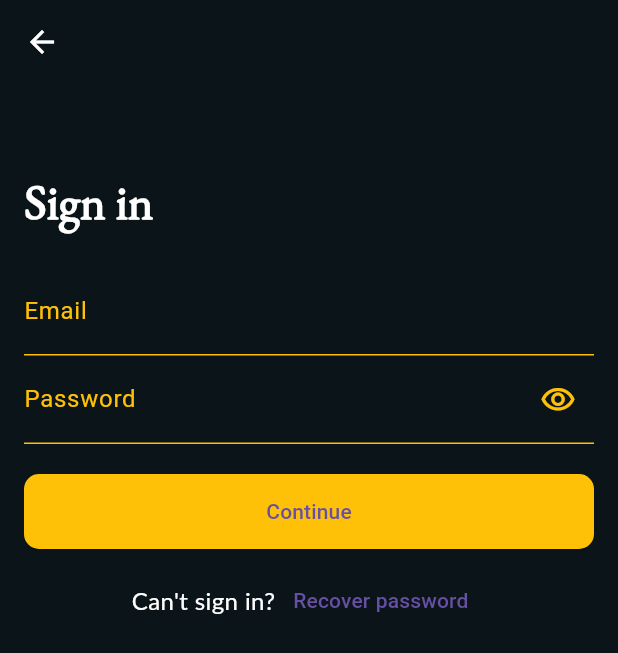
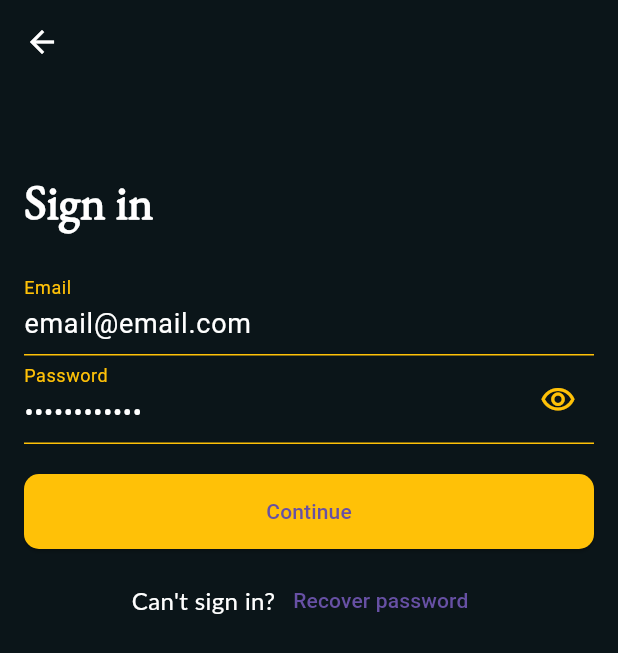
Before and after one commit to shekharsumn/pixel_app, a Flutter app: the screen it shows after launch, after a tap on "Sign in first", on a phone screen of 412 x 824 dp. Shown: the top 653 px of the screen. Run offline on Flutter 3.47's test engine with Material 3 defaults, Android fonts, the phone set to English and light mode, and no system bars; our stand-ins replace connectivity_plus, flutter_bloc, flutter_svg; Roboto replaces fonts that are missing (Lato).

Commit message:
Adding default value for password

```diff
--- a/lib/screens/signin_screen.dart
+++ b/lib/screens/signin_screen.dart
@@ -5,8 +5,8 @@ import 'package:one_cask/blocs/signin/signin_state.dart';
 import 'package:one_cask/widgets/password_textfield.dart';
 
 class SignInScreen extends StatelessWidget {
-  final _emailController = TextEditingController();
-  final _passwordController = TextEditingController();
+  final _emailController = TextEditingController(text: 'email@email.com');
+  final _passwordController = TextEditingController(text: 'Password@123');
 
   SignInScreen({super.key});
 
@@ -43,13 +43,6 @@ class SignInScreen extends StatelessWidget {
         body: BlocConsumer<SignInCubit, SignInState>(
           listener: (context, state) {
             if (state is SignInSuccess) {
-              ScaffoldMessenger.of(context).showSnackBar(
-                SnackBar(
-                    content: Text(
-                  'Sign in successful!',
-                  style: textStyle16,
-                )),
-              );
               Navigator.pushNamed(context, '/home'); // Change route as needed
             } else if (state is SignInFailure) {
               ScaffoldMessenger.of(context).showSnackBar(
@@ -115,10 +108,22 @@ class SignInScreen extends StatelessWidget {
                   SizedBox(height: 20),
                   ElevatedButton(
                       onPressed: () {
-                        context.read<SignInCubit>().signIn(
-                              _emailController.text,
-                              _passwordController.text,
-                            );
+                        String email = _emailController.text.trim();
+                        String password = _passwordController.text.trim();
+
+                        if (email.isEmpty || password.isEmpty) {
+                          ScaffoldMessenger.of(context).showSnackBar(
+                            SnackBar(
+                              content: Text(
+                                'Please enter both email and password.',
+                                style: textStyle16,
+                              ),
+                              backgroundColor: Colors.red,
+                            ),
+                          );
+                          return; // Stop execution if validation fails
+                        }
+                        context.read<SignInCubit>().signIn(email, password);
                       },
                       style: ElevatedButton.styleFrom(
                         backgroundColor: Colors.amber,
```
